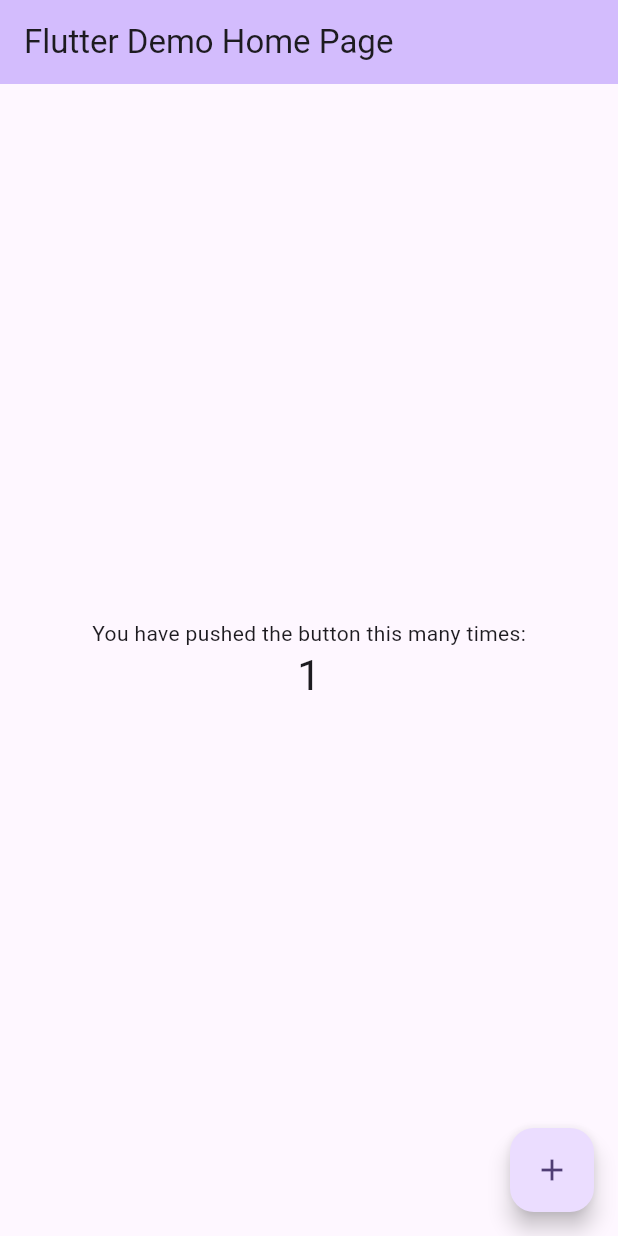
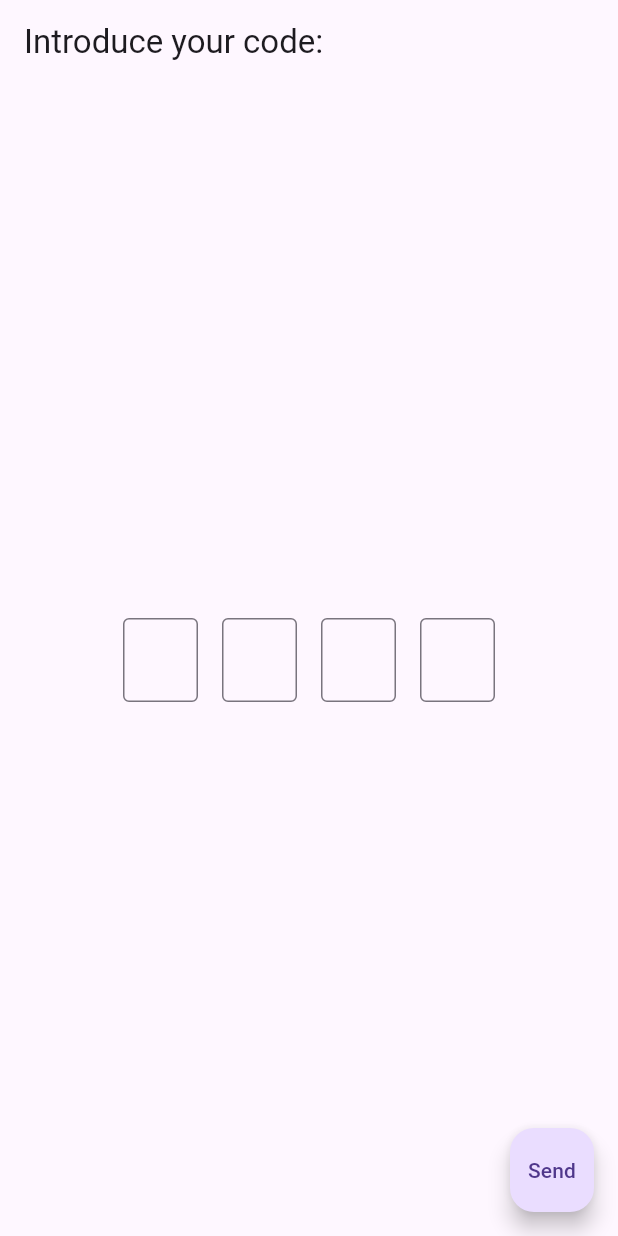
Before and after one commit to lara-vel-dev/nenemi, a Flutter app: the screen it shows after launch, after a tap on the "add" icon, on a phone screen of 412 x 824 dp. Run offline on Flutter 3.47's test engine with Material 3 defaults, Android fonts, the phone set to English and light mode, and no system bars.

Commit message:
added input code screeen

```diff
--- /dev/null
+++ b/lib/CodeScreen/code_screen_input.dart
@@ -0,0 +1,80 @@
+import 'package:flutter/material.dart';
+import 'package:flutter/services.dart';
+// import 'package:pin_code_fields/pin_code_fields.dart';
+
+class CodeScreenInput extends StatelessWidget {
+  @override
+  Widget build(BuildContext context) {
+    return MaterialApp(
+      home: NumericCodeScreen(),
+    );
+  }
+}
+
+class NumericCodeScreen extends StatefulWidget {
+  @override
+  _NumericCodeScreenState createState() => _NumericCodeScreenState();
+}
+
+class _NumericCodeScreenState extends State<NumericCodeScreen> {
+  List<TextEditingController> controllers =
+      List.generate(4, (_) => TextEditingController());
+  List<FocusNode> focusNodes = List.generate(4, (_) => FocusNode());
+
+  void _submitCode() {
+    final code = controllers.map((c) => c.text).join();
+    print('Código ingresado: $code');
+    // Aquí puedes manejar la lógica después de que se presiona el botón enviar
+  }
+
+  @override
+  Widget build(BuildContext context) {
+    return Scaffold(
+      appBar: AppBar(
+        title: Text('Introduce your code: '),
+      ),
+      body: Padding(
+        padding: const EdgeInsets.all(16.0),
+        child: Center(
+          child: Row(
+            mainAxisAlignment: MainAxisAlignment.center,
+            children: List.generate(4, (index) {
+              return Container(
+                width: 50,
+                margin: EdgeInsets.symmetric(horizontal: 8),
+                child: TextFormField(
+                  controller: controllers[index],
+                  focusNode: focusNodes[index],
+                  keyboardType: TextInputType.number,
+                  textAlign: TextAlign.center,
+                  maxLength: 1,
+                  decoration: InputDecoration(
+                    counterText: "",
+                    border: OutlineInputBorder(),
+                  ),
+                  onChanged: (value) {
+                    if (value.length == 1 && index != 3) {
+                      focusNodes[index].unfocus();
+                      FocusScope.of(context)
+                          .requestFocus(focusNodes[index + 1]);
+                    }
+                    if (value.isEmpty && index != 0) {
+                      focusNodes[index].unfocus();
+                      FocusScope.of(context)
+                          .requestFocus(focusNodes[index - 1]);
+                    }
+                  },
+                  inputFormatters: [FilteringTextInputFormatter.digitsOnly],
+                ),
+              );
+            }),
+          ),
+        ),
+      ),
+      floatingActionButton: FloatingActionButton(
+        onPressed: _submitCode,
+        child: Text("Send"),
+      ),
+    );
+  }
+}
--- a/lib/main.dart
+++ b/lib/main.dart
@@ -1,4 +1,6 @@
 import 'package:flutter/material.dart';
+
+import 'CodeScreen/code_screen_input.dart';
 
 void main() {
   runApp(const MyApp());
@@ -116,7 +118,12 @@
         ),
       ),
       floatingActionButton: FloatingActionButton(
-        onPressed: _incrementCounter,
+        // onPressed: _incrementCounter,
+        onPressed: () {
+          Navigator.of(context).push(
+            MaterialPageRoute(builder: (context) => CodeScreenInput()),
+          );
+        },
         tooltip: 'Increment',
         child: const Icon(Icons.add),
       ), // This trailing comma makes auto-formatting nicer for build methods.
```
Also changed, not shown: pubspec.yaml (+4 -3 lines).
